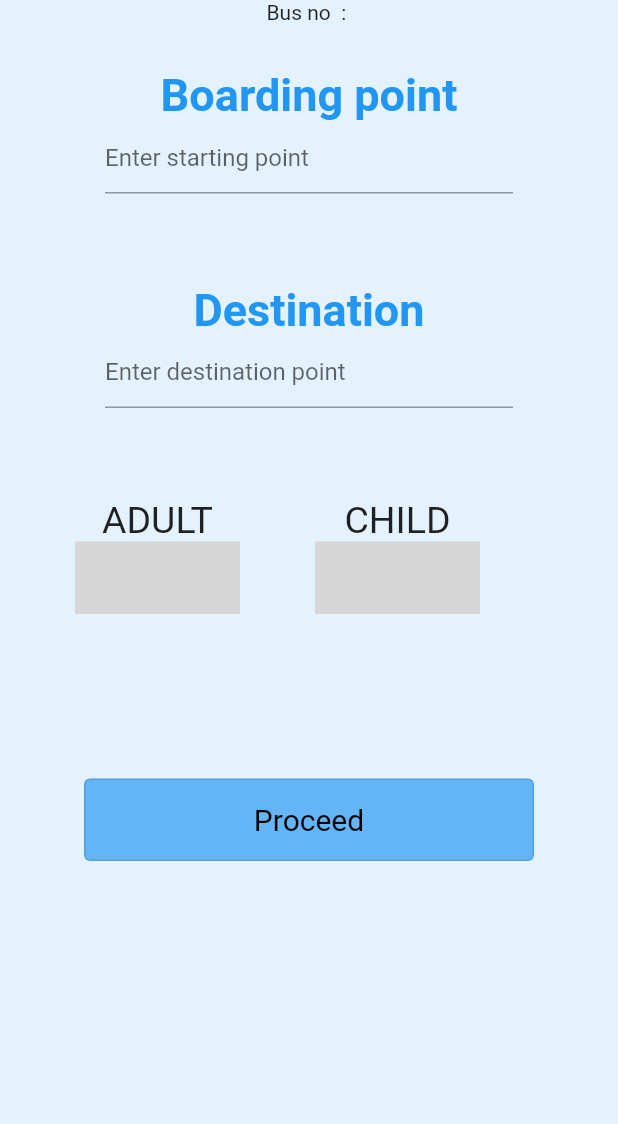
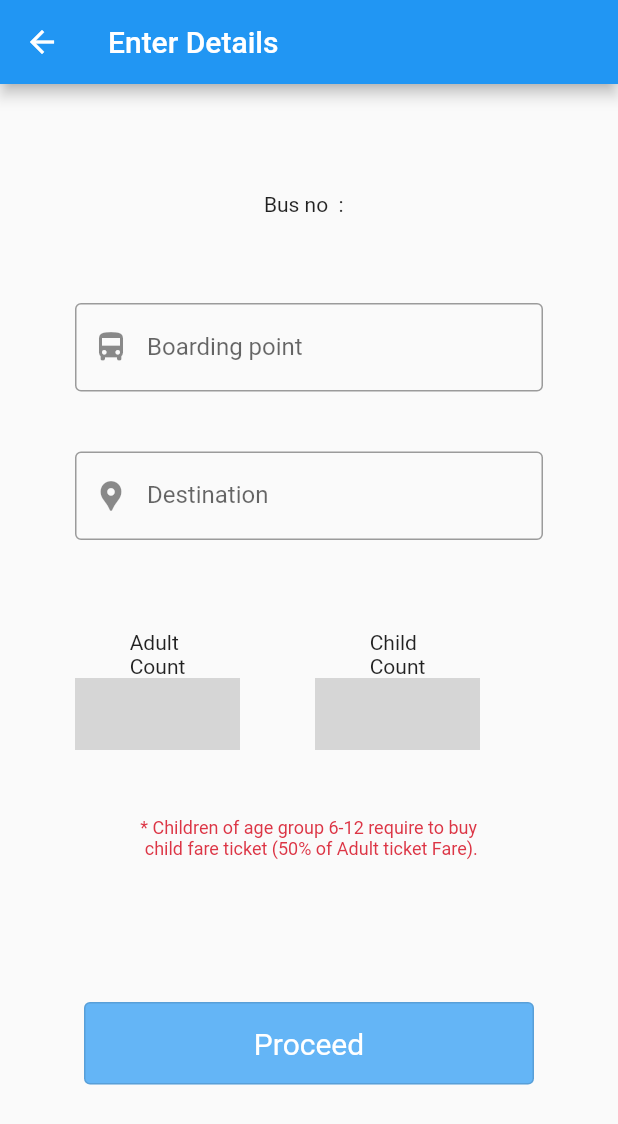
Before and after one commit to akhilpdominic/Miniproject-main, a Flutter app: the ScanQR screen opened directly, after a tap on "Open Scanner", on a phone screen of 412 x 824 dp. Shown: the top 1124 px of the screen. Run offline on Flutter 3.47's test engine with Material 2 defaults, Android fonts, the phone set to English and light mode, and no system bars; our stand-ins replace cloud_firestore, firebase_auth, firebase_core, google_fonts, google_maps_flutter, google_nav_bar and 1 more; missing offline and left inert: barcode_scan_fix, flutter_polyline_points, number_inc_dec; accounts and stored records are empty; Roboto replaces fonts that are missing (Poppins); grey boxes are pictures that could not be loaded.

Commit message:
Info page added style

```diff
--- a/lib/screens/generateQR.dart
+++ b/lib/screens/generateQR.dart
@@ -60,7 +60,7 @@ Widget build(BuildContext context) {
 		//Button having rounded rectangle border
 		shape: RoundedRectangleBorder(
 		side: BorderSide(color: Colors.indigo),
-		borderRadius: BorderRadius.circular(20.0),
+		borderRadius: BorderRadius.circular(10.0),
 		),
 	),
 
--- a/lib/screens/infopage.dart
+++ b/lib/screens/infopage.dart
@@ -4,100 +4,90 @@ import 'package:miniproject/screens/ticket_disp.dart';
 import 'package:number_inc_dec/number_inc_dec.dart';
 import 'package:miniproject/dbStops.dart';
 
-
 class infopage extends StatefulWidget {
   String bus_no;
   infopage(this.bus_no);
-
 
   @override
   State<infopage> createState() => _infopageState();
 }
 
 class _infopageState extends State<infopage> {
-
   final bController = TextEditingController();
   final dController = TextEditingController();
   final adultController = TextEditingController();
   final childController = TextEditingController();
 
-
-
   @override
   Widget build(BuildContext context) {
-
-
     //final Stream<QuerySnapshot> stops=FirebaseFirestore.instance.collection('stops').snapshots();
 
-    var bus_id=widget.bus_no;
+    var bus_id = widget.bus_no;
 
     return Scaffold(
       resizeToAvoidBottomInset: false,
+      appBar: AppBar(
+        leading: IconButton(
+          icon:
+              Icon(Icons.arrow_back, color: Color.fromARGB(255, 255, 255, 255)),
+          onPressed: () => Navigator.of(context).pop(),
+        ),
+        title: Text("Enter Details"),
+      ),
       body: SafeArea(
           child: Container(
-            margin: EdgeInsets.only(
-              top: 0,
-              bottom: 0
-            ),
+        margin: EdgeInsets.only(top: 40, bottom: 15),
         width: double.infinity,
         height: double.infinity,
-            color: Colors.blue[50],
-
         child: Stack(children: [
           Column(
             mainAxisAlignment: MainAxisAlignment.start,
             children: [
-
-                  Text('Bus no  : $bus_id'),
-
+              Text('\n\nBus no  : $bus_id \n\n\n'),
               Container(
-                    margin: EdgeInsets.symmetric(
-                      vertical: 30,
-                      horizontal: 70
-                    ),
+                  margin: EdgeInsets.symmetric(vertical: 10, horizontal: 50),
                   child: Column(
                     children: [
-                        Text('Boarding point',
-                        style: const TextStyle(fontWeight: FontWeight.bold,fontSize: 30,color: Colors.blue),
+                      TextFormField(
+                          decoration: InputDecoration(
+                            labelText: 'Boarding point',
+                            //errorText: 'Cannot be null',
+                            border: OutlineInputBorder(),
+                            prefixIcon: Icon(
+                              Icons.directions_bus,
                             ),
-
-                        TextField(decoration: InputDecoration(hintText: 'Enter starting point',),
+                          ),
                           controller: bController),
-
                     ],
-                    )
-                  ),
-
-
+                  )),
               Container(
-                    margin: EdgeInsets.symmetric(
-                      vertical: 30,
-                      horizontal: 70
-                    ),
+                  margin: EdgeInsets.symmetric(vertical: 30, horizontal: 50),
                   child: Column(
                     children: [
-                        Text('Destination',
-                        style: const TextStyle(fontWeight: FontWeight.bold,fontSize: 30,color: Colors.blue),
+                      TextFormField(
+                        decoration: InputDecoration(
+                          labelText: 'Destination',
+                          // errorText: 'Cannot be null',
+                          border: OutlineInputBorder(),
+                          prefixIcon: Icon(
+                            Icons.location_pin,
                           ),
-
-                        TextField(decoration: InputDecoration(hintText: 'Enter destination point',),
-                        controller: dController,),
-
+                        ),
+                        controller: dController,
+                      ),
                     ],
-                    )
-                  ),
-
+                  )),
               Row(
                 children: [
                   Container(
-                  margin: EdgeInsets.symmetric(
-                      vertical: 30,
-                      horizontal: 50
-                    ),
+                    margin: EdgeInsets.symmetric(vertical: 30, horizontal: 50),
                     width: 110,
                     child: Column(
                       children: [
-                        Text('ADULT',style: TextStyle(fontSize: 25),),
+                       Text(
+                          'Adult\nCount',
+                          style: TextStyle(fontSize: 14),
+                        ),
                         NumberInputPrefabbed.roundedButtons(
                           controller: adultController,
                           incDecBgColor: Colors.blue,
@@ -106,17 +96,15 @@ class _infopageState extends State<infopage> {
                       ],
                     ),
                   ),
-
-
                   Container(
-                  margin: EdgeInsets.symmetric(
-                      vertical: 30,
-                      horizontal: 00
-                    ),
+                    margin: EdgeInsets.symmetric(vertical: 30, horizontal: 00),
                     width: 110,
                     child: Column(
                       children: [
-                        Text('CHILD',style: TextStyle(fontSize: 25),),
+                       Text(
+                          'Child\nCount',
+                          style: TextStyle(fontSize: 14),
+                        ),
                         NumberInputPrefabbed.roundedButtons(
                           controller: childController,
                           incDecBgColor: Colors.blue,
@@ -127,27 +115,31 @@ class _infopageState extends State<infopage> {
                   )
                 ],
               ),
-
-
                Container(
-                  margin: EdgeInsets.only(
-                    top: 80,
-                    right: 0
-
+                margin: EdgeInsets.symmetric(vertical: 15, horizontal: 70),
+                child: Text(
+                  '* Children of age group 6-12 require to buy\n child fare ticket (50% of Adult ticket Fare).',
+                  style: TextStyle(
+                    fontFamily: 'Poppins',
+                    color: Color(0xFFDC3545),
+                    fontSize: 12,
+                    fontWeight: FontWeight.normal,
                   ),
-
+                ),
+              ),
+              Container(
+                margin: EdgeInsets.only(top: 80, right: 0),
                 child: OutlinedButton(
                     style: OutlinedButton.styleFrom(
-                primary: Colors.black,
+                      primary: Color.fromARGB(255, 255, 255, 255),
                       backgroundColor: Colors.blue[300],
-
-                minimumSize: Size(300,55),
-                textStyle: const TextStyle(fontSize: 20,color: Colors.white,),
+                      minimumSize: Size(300, 55),
+                      textStyle: const TextStyle(
+                        fontSize: 20,
+                        color: Colors.white,
                       ),
-
-                onPressed: () async
-                {
-
+                    ),
+                    onPressed: () async {
                       //print(stops);
 
                       //Firestore
@@ -175,25 +167,29 @@ class _infopageState extends State<infopage> {
                     },);
                  },);*/
 
-
                       //
-                 var a=await Stopdatabase(bController.text,dController.text,int.parse(adultController.text),int.parse(childController.text));
+                      var a = await Stopdatabase(
+                          bController.text,
+                          dController.text,
+                          int.parse(adultController.text),
+                          int.parse(childController.text));
                       //var b=a.toString();
                       Navigator.push(
                           context,
                           MaterialPageRoute(
-                    builder: (context) => ticket_disp(bController.text,dController.text,adultController.text,childController.text,a.toString()))
-                  );
-
+                              builder: (context) => ticket_disp(
+                                  bController.text,
+                                  dController.text,
+                                  adultController.text,
+                                  childController.text,
+                                  a.toString())));
                     },
                     child: Text("Proceed")),
               )
-
             ],
           )
         ]),
       )),
-
     );
   }
 }
```
Lines whose indentation alone changed are shown as unchanged.
